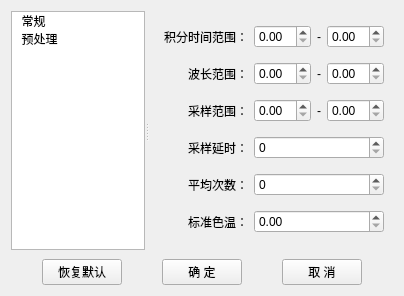
This is HeGui/HSpecSettingDialog.ui in hexianqi/QtCode as Qt 5 draws it before an edit. The edited form follows.
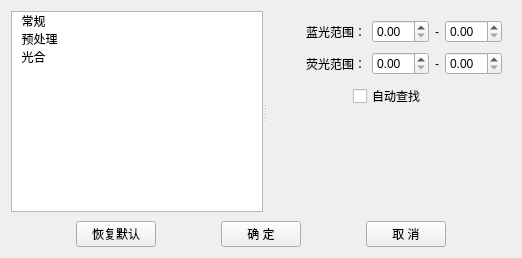
This is the edited form.

Commit message: Spec：修改SL7000

```diff
--- a/HeGui/HSpecSettingDialog.ui
+++ b/HeGui/HSpecSettingDialog.ui
@@ -6,8 +6,8 @@
    <rect>
     <x>0</x>
     <y>0</y>
-    <width>404</width>
-    <height>296</height>
+    <width>522</width>
+    <height>244</height>
    </rect>
   </property>
   <layout class="QGridLayout" name="gridLayout" rowstretch="1,0">
@@ -116,10 +116,15 @@
         <string>  预处理</string>
        </property>
       </item>
+      <item>
+       <property name="text">
+        <string>  光合</string>
+       </property>
+      </item>
      </widget>
      <widget class="QStackedWidget" name="stackedWidget">
       <property name="currentIndex">
-       <number>0</number>
+       <number>2</number>
       </property>
       <widget class="QWidget" name="page_1">
        <layout class="QGridLayout" name="gridLayout_3">
@@ -523,6 +528,163 @@
         </item>
        </layout>
       </widget>
+      <widget class="QWidget" name="page_3">
+       <layout class="QGridLayout" name="gridLayout_4">
+        <property name="verticalSpacing">
+         <number>9</number>
+        </property>
+        <item row="0" column="2">
+         <widget class="QLabel" name="label_302">
+          <property name="maximumSize">
+           <size>
+            <width>18</width>
+            <height>16777215</height>
+           </size>
+          </property>
+          <property name="text">
+           <string>-</string>
+          </property>
+          <property name="alignment">
+           <set>Qt::AlignCenter</set>
+          </property>
+          <property name="buddy">
+           <cstring>doubleSpinBox_302</cstring>
+          </property>
+         </widget>
+        </item>
+        <item row="0" column="3">
+         <widget class="QDoubleSpinBox" name="doubleSpinBox_302"/>
+        </item>
+        <item row="1" column="0">
+         <widget class="QLabel" name="label_303">
+          <property name="sizePolicy">
+           <sizepolicy hsizetype="Preferred" vsizetype="Preferred">
+            <horstretch>0</horstretch>
+            <verstretch>0</verstretch>
+           </sizepolicy>
+          </property>
+          <property name="minimumSize">
+           <size>
+            <width>90</width>
+            <height>0</height>
+           </size>
+          </property>
+          <property name="text">
+           <string>荧光范围：</string>
+          </property>
+          <property name="alignment">
+           <set>Qt::AlignRight|Qt::AlignTrailing|Qt::AlignVCenter</set>
+          </property>
+          <property name="buddy">
+           <cstring>doubleSpinBox_303</cstring>
+          </property>
+         </widget>
+        </item>
+        <item row="1" column="1">
+         <widget class="QDoubleSpinBox" name="doubleSpinBox_303"/>
+        </item>
+        <item row="2" column="0" colspan="4">
+         <layout class="QHBoxLayout" name="horizontalLayout_301">
+          <item>
+           <spacer name="horizontalSpacer_301">
+            <property name="orientation">
+             <enum>Qt::Horizontal</enum>
+            </property>
+            <property name="sizeHint" stdset="0">
+             <size>
+              <width>17</width>
+              <height>20</height>
+             </size>
+            </property>
+           </spacer>
+          </item>
+          <item>
+           <widget class="QCheckBox" name="checkBox_301">
+            <property name="text">
+             <string>自动查找</string>
+            </property>
+           </widget>
+          </item>
+          <item>
+           <spacer name="horizontalSpacer_302">
+            <property name="orientation">
+             <enum>Qt::Horizontal</enum>
+            </property>
+            <property name="sizeHint" stdset="0">
+             <size>
+              <width>17</width>
+              <height>20</height>
+             </size>
+            </property>
+           </spacer>
+          </item>
+         </layout>
+        </item>
+        <item row="1" column="3">
+         <widget class="QDoubleSpinBox" name="doubleSpinBox_304"/>
+        </item>
+        <item row="1" column="2">
+         <widget class="QLabel" name="label_304">
+          <property name="maximumSize">
+           <size>
+            <width>18</width>
+            <height>16777215</height>
+           </size>
+          </property>
+          <property name="text">
+           <string>-</string>
+          </property>
+          <property name="alignment">
+           <set>Qt::AlignCenter</set>
+          </property>
+          <property name="buddy">
+           <cstring>doubleSpinBox_304</cstring>
+          </property>
+         </widget>
+        </item>
+        <item row="0" column="1">
+         <widget class="QDoubleSpinBox" name="doubleSpinBox_301"/>
+        </item>
+        <item row="0" column="0">
+         <widget class="QLabel" name="label_301">
+          <property name="sizePolicy">
+           <sizepolicy hsizetype="Preferred" vsizetype="Preferred">
+            <horstretch>0</horstretch>
+            <verstretch>0</verstretch>
+           </sizepolicy>
+          </property>
+          <property name="minimumSize">
+           <size>
+            <width>90</width>
+            <height>0</height>
+           </size>
+          </property>
+          <property name="text">
+           <string>蓝光范围：</string>
+          </property>
+          <property name="alignment">
+           <set>Qt::AlignRight|Qt::AlignTrailing|Qt::AlignVCenter</set>
+          </property>
+          <property name="buddy">
+           <cstring>doubleSpinBox_301</cstring>
+          </property>
+         </widget>
+        </item>
+        <item row="3" column="0" colspan="4">
+         <spacer name="verticalSpacer_301">
+          <property name="orientation">
+           <enum>Qt::Vertical</enum>
+          </property>
+          <property name="sizeHint" stdset="0">
+           <size>
+            <width>20</width>
+            <height>40</height>
+           </size>
+          </property>
+         </spacer>
+        </item>
+       </layout>
+      </widget>
      </widget>
     </widget>
    </item>
```
The commit also changes 68 other files.
